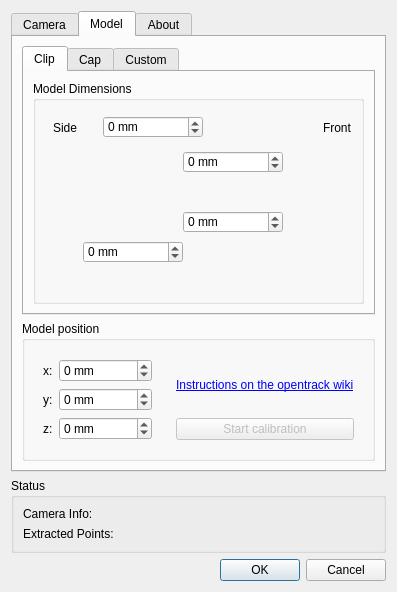
The window that tracker-pt/FTNoIR_PT_Controls.ui (opentrack/opentrack) describes before a commit, drawn with Qt 5.
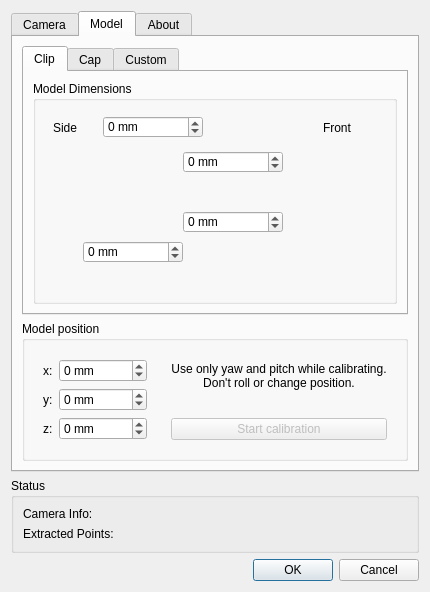
The same window after the commit. The open tabs and pages were chosen to show the change. Icons and pictures are not drawn.

Commit message: tracker/pt: show calibration sample count in UI

Diff of the .ui file:
```diff
--- a/tracker-pt/FTNoIR_PT_Controls.ui
+++ b/tracker-pt/FTNoIR_PT_Controls.ui
@@ -1061,9 +1061,32 @@
              <item>
               <widget class="QLabel" name="label_59">
                <property name="text">
-                <string>&lt;html&gt;&lt;head/&gt;&lt;body&gt;&lt;p&gt;&lt;a href=&quot;https://github.com/opentrack/opentrack/wiki/model-calibration-for-PT-and-Aruco-trackers&quot;&gt;&lt;span style=&quot; text-decoration: underline; color:#0000ff;&quot;&gt;Instructions on the opentrack wiki&lt;/span&gt;&lt;/a&gt;&lt;/p&gt;&lt;/body&gt;&lt;/html&gt;</string>
+                <string>Use only yaw and pitch while calibrating.
+Don't roll or change position.</string>
+               </property>
+               <property name="alignment">
+                <set>Qt::AlignCenter</set>
+               </property>
+               <property name="wordWrap">
+                <bool>true</bool>
                </property>
                <property name="openExternalLinks">
+                <bool>false</bool>
+               </property>
+              </widget>
+             </item>
+             <item>
+              <widget class="QLabel" name="sample_count_display">
+               <property name="sizePolicy">
+                <sizepolicy hsizetype="Minimum" vsizetype="Maximum">
+                 <horstretch>0</horstretch>
+                 <verstretch>0</verstretch>
+                </sizepolicy>
+               </property>
+               <property name="text">
+                <string/>
+               </property>
+               <property name="wordWrap">
                 <bool>true</bool>
                </property>
               </widget>
```
Left out of the diff: 78 changed lines with no effect on the pictures. The commit also changes 1 other file.
